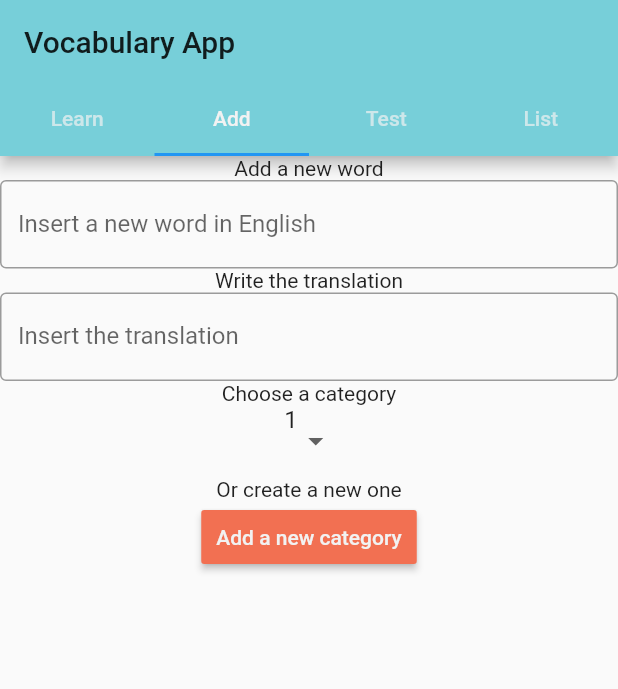
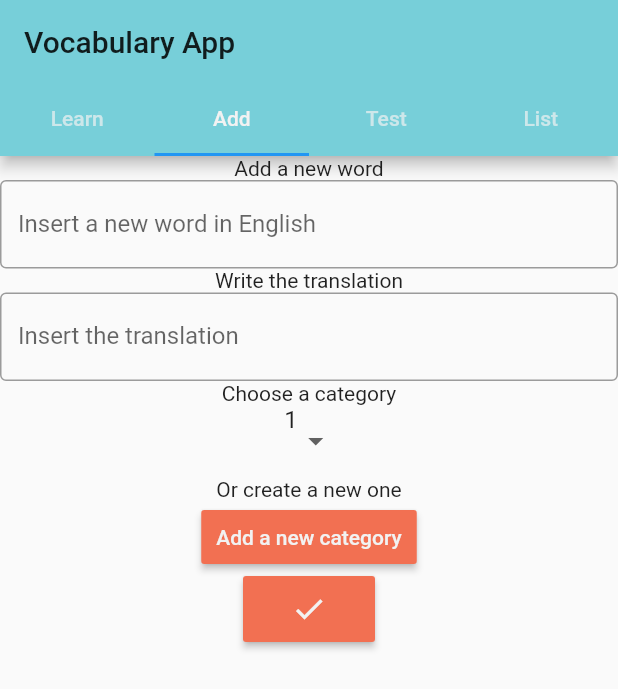
Before and after one commit to Jack1114/keep-it-up, a Flutter app: the screen it shows after launch, tab 2 chosen, on a phone screen of 412 x 824 dp. Shown: the top 689 px of the screen. Run offline on Flutter 3.47's test engine with Material 2 defaults, Android fonts, the phone set to English and light mode, and no system bars.

Commit message:
Add the done button in the add page

```diff
--- a/lib/main.dart
+++ b/lib/main.dart
@@ -148,6 +148,17 @@ class MyApp extends StatelessWidget {
       DropDownList(),
       Text('Or create a new one'),
       NewCategoryList(),
+      RaisedButton(
+          color: new Color(0XFFF27052),
+          //splashColor: new Color(0XFFF2C777),
+          highlightColor: new Color(0XFFF2C777),
+          child: Icon(
+            Icons.check,
+            color: new Color(0XFFF2F2F2),
+          ),
+          textColor: new Color(0XFFF2F2F2),
+          padding: EdgeInsets.symmetric(vertical: 10.0, horizontal: 10.0),
+          onPressed: () {}),
     ],
   );
 
```
